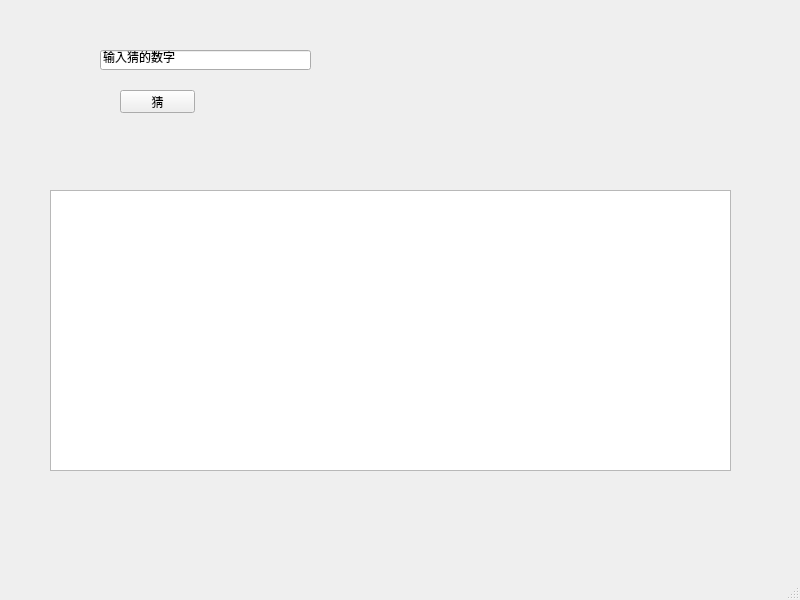
First picture: the form in graphic.ui, repository eemc2oops/yunyou, before the edit.
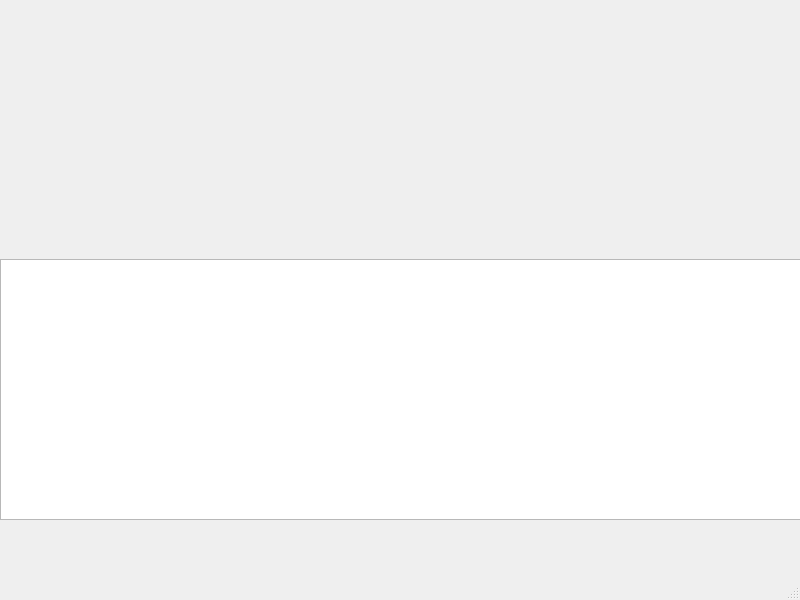
Second picture: the form after the edit. Icons and pictures are not drawn.

Commit message: 界面，显示表

```diff
--- a/graphic.ui
+++ b/graphic.ui
@@ -18,44 +18,24 @@
     <normaloff>animal_panda.ico</normaloff>animal_panda.ico</iconset>
   </property>
   <widget class="QWidget" name="centralwidget">
-   <widget class="QTableWidget" name="air_tickets_table">
+   <widget class="QWidget" name="verticalLayoutWidget">
     <property name="geometry">
      <rect>
-      <x>50</x>
-      <y>190</y>
-      <width>681</width>
-      <height>281</height>
+      <x>0</x>
+      <y>259</y>
+      <width>801</width>
+      <height>261</height>
      </rect>
     </property>
-   </widget>
-   <widget class="QPushButton" name="guess_pushbutton">
-    <property name="geometry">
-     <rect>
-      <x>120</x>
-      <y>90</y>
-      <width>75</width>
-      <height>23</height>
-     </rect>
-    </property>
-    <property name="toolTip">
-     <string>猜猜猜</string>
-    </property>
-    <property name="text">
-     <string>猜</string>
-    </property>
-   </widget>
-   <widget class="QLineEdit" name="input_lineEdit">
-    <property name="geometry">
-     <rect>
-      <x>100</x>
-      <y>50</y>
-      <width>211</width>
-      <height>20</height>
-     </rect>
-    </property>
-    <property name="text">
-     <string>输入猜的数字</string>
-    </property>
+    <layout class="QVBoxLayout" name="verticalLayout">
+     <item>
+      <widget class="QTableWidget" name="tickets_display_table">
+       <property name="gridStyle">
+        <enum>Qt::DotLine</enum>
+       </property>
+      </widget>
+     </item>
+    </layout>
    </widget>
   </widget>
   <widget class="QMenuBar" name="menubar">
```
Left out of the diff: 8 changed lines with no effect on the pictures. The commit also changes 3 other files.
